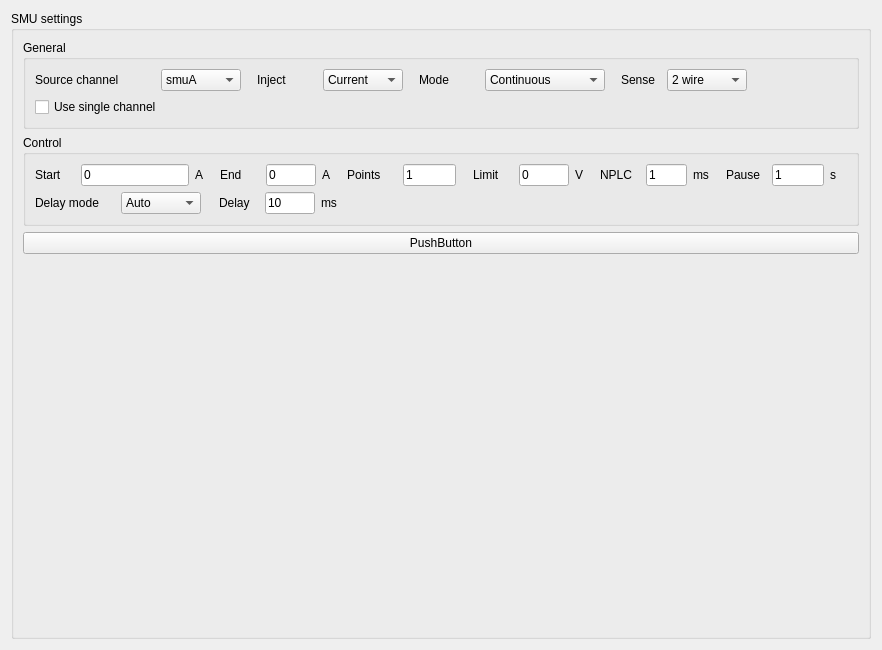
Before: the Qt Designer form plugins/SpecSMU/specSMU_settingsWidget.ui in pyIVLS/pyIVLS, drawn with Qt 5.
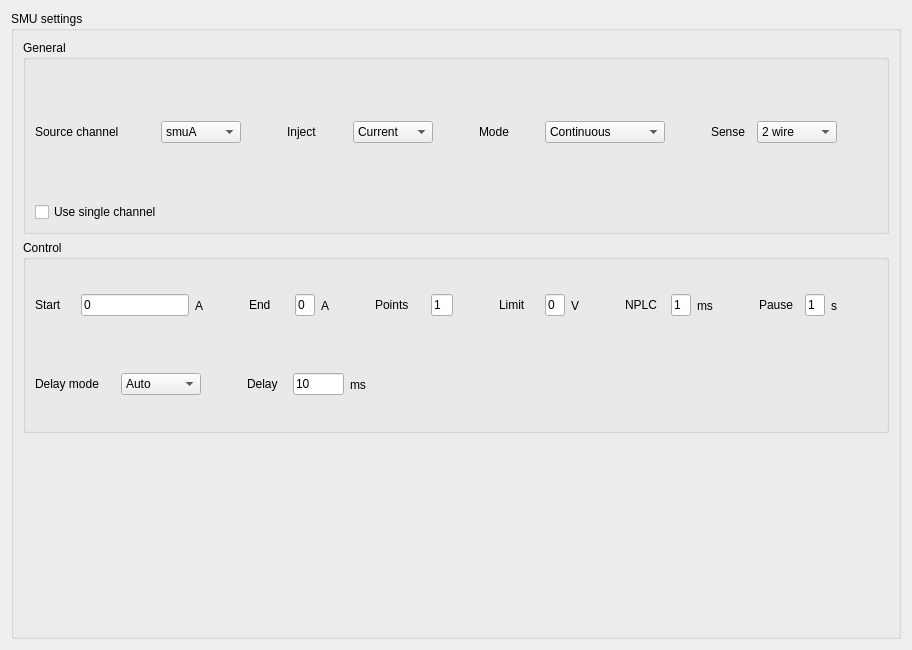
After: the same form once the commit is applied.

The edit to the form file:
```diff
--- a/plugins/SpecSMU/specSMU_settingsWidget.ui
+++ b/plugins/SpecSMU/specSMU_settingsWidget.ui
@@ -100,9 +100,6 @@
            </item>
            <item>
             <spacer name="horizontalSpacer_8">
-             <property name="orientation">
-              <enum>Qt::Orientation::Horizontal</enum>
-             </property>
              <property name="sizeHint" stdset="0">
               <size>
                <width>40</width>
@@ -165,9 +162,6 @@
            </item>
            <item>
             <spacer name="horizontalSpacer_9">
-             <property name="orientation">
-              <enum>Qt::Orientation::Horizontal</enum>
-             </property>
              <property name="sizeHint" stdset="0">
               <size>
                <width>40</width>
@@ -235,9 +229,6 @@
            </item>
            <item>
             <spacer name="horizontalSpacer_69">
-             <property name="orientation">
-              <enum>Qt::Orientation::Horizontal</enum>
-             </property>
              <property name="sizeHint" stdset="0">
               <size>
                <width>40</width>
@@ -305,9 +296,6 @@
            </item>
            <item>
             <spacer name="horizontalSpacer_11">
-             <property name="orientation">
-              <enum>Qt::Orientation::Horizontal</enum>
-             </property>
              <property name="sizeHint" stdset="0">
               <size>
                <width>40</width>
@@ -400,9 +388,6 @@
            </item>
            <item>
             <spacer name="horizontalSpacer_14">
-             <property name="orientation">
-              <enum>Qt::Orientation::Horizontal</enum>
-             </property>
              <property name="sizeHint" stdset="0">
               <size>
                <width>40</width>
@@ -462,9 +447,6 @@
            </item>
            <item>
             <spacer name="horizontalSpacer_15">
-             <property name="orientation">
-              <enum>Qt::Orientation::Horizontal</enum>
-             </property>
              <property name="sizeHint" stdset="0">
               <size>
                <width>40</width>
@@ -517,9 +499,6 @@
            </item>
            <item>
             <spacer name="horizontalSpacer_16">
-             <property name="orientation">
-              <enum>Qt::Orientation::Horizontal</enum>
-             </property>
              <property name="sizeHint" stdset="0">
               <size>
                <width>40</width>
@@ -579,9 +558,6 @@
            </item>
            <item>
             <spacer name="horizontalSpacer_22">
-             <property name="orientation">
-              <enum>Qt::Orientation::Horizontal</enum>
-             </property>
              <property name="sizeHint" stdset="0">
               <size>
                <width>40</width>
@@ -647,9 +623,6 @@
            </item>
            <item>
             <spacer name="horizontalSpacer_24">
-             <property name="orientation">
-              <enum>Qt::Orientation::Horizontal</enum>
-             </property>
              <property name="sizeHint" stdset="0">
               <size>
                <width>40</width>
@@ -715,9 +688,6 @@
            </item>
            <item>
             <spacer name="horizontalSpacer_25">
-             <property name="orientation">
-              <enum>Qt::Orientation::Horizontal</enum>
-             </property>
              <property name="sizeHint" stdset="0">
               <size>
                <width>40</width>
@@ -784,9 +754,6 @@
            </item>
            <item>
             <spacer name="horizontalSpacer_17">
-             <property name="orientation">
-              <enum>Qt::Orientation::Horizontal</enum>
-             </property>
              <property name="sizeHint" stdset="0">
               <size>
                <width>40</width>
@@ -846,9 +813,6 @@
            </item>
            <item>
             <spacer name="horizontalSpacer_18">
-             <property name="orientation">
-              <enum>Qt::Orientation::Horizontal</enum>
-             </property>
              <property name="sizeHint" stdset="0">
               <size>
                <width>40</width>
@@ -862,18 +826,8 @@
         </layout>
        </widget>
       </item>
-      <item>
-       <widget class="QPushButton" name="pushButton">
-        <property name="text">
-         <string>PushButton</string>
-        </property>
-       </widget>
-      </item>
       <item>
        <spacer name="verticalSpacer">
-        <property name="orientation">
-         <enum>Qt::Orientation::Vertical</enum>
-        </property>
         <property name="sizeHint" stdset="0">
          <size>
           <width>20</width>
```
